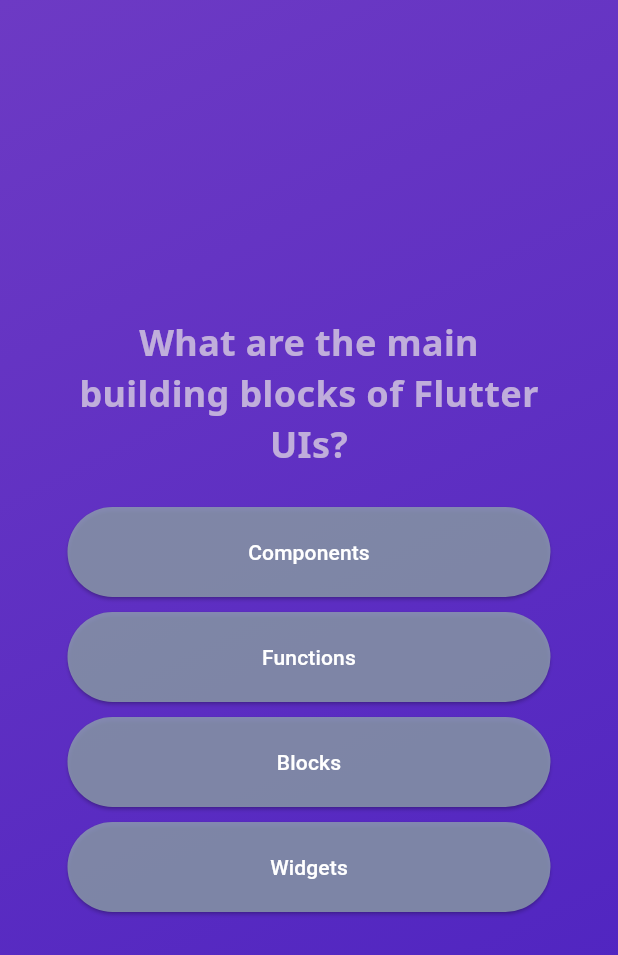
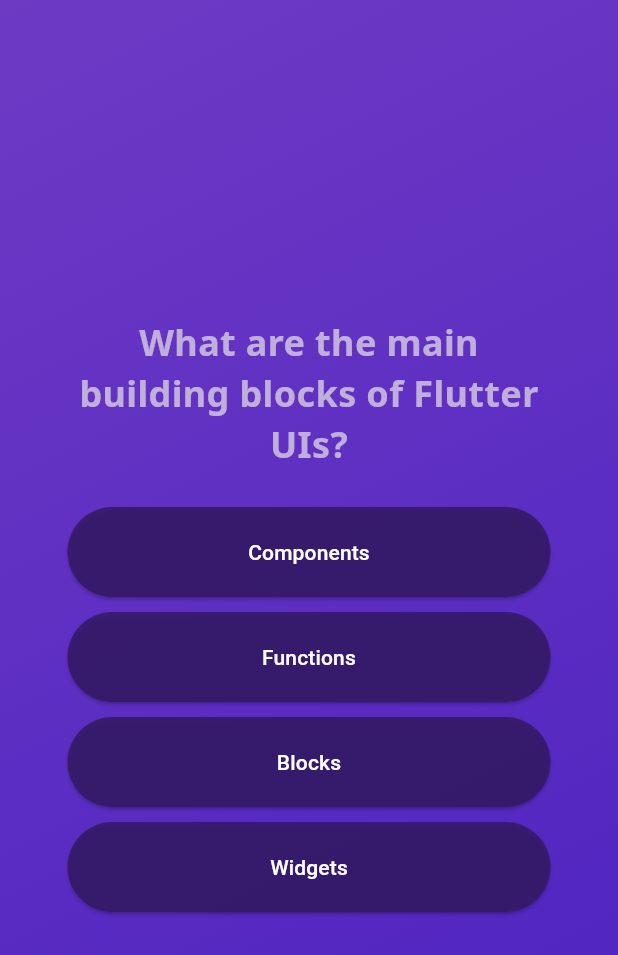
Before and after one commit to hemanth-bavirisetty/Quiz_App, a Flutter app: the screen it shows after launch, after a tap on "start quiz", on a phone screen of 412 x 824 dp. Shown: the top 955 px of the screen. Run offline on Flutter 3.47's test engine with Material 3 defaults, Android fonts, the phone set to English and light mode, and no system bars; our stand-ins replace google_fonts.

Commit message:
changed button color

```diff
--- a/lib/answer_button.dart
+++ b/lib/answer_button.dart
@@ -16,7 +16,7 @@ class AnswerButton extends StatelessWidget {
       margin: const EdgeInsets.all(5),
       child: ElevatedButton(
         style: ElevatedButton.styleFrom(
-          backgroundColor: const Color.fromARGB(196, 144, 164, 174),
+          backgroundColor: const Color.fromARGB(217, 52, 25, 101),
           foregroundColor: Colors.white,
           padding: const EdgeInsets.all(20),
         ),
```
